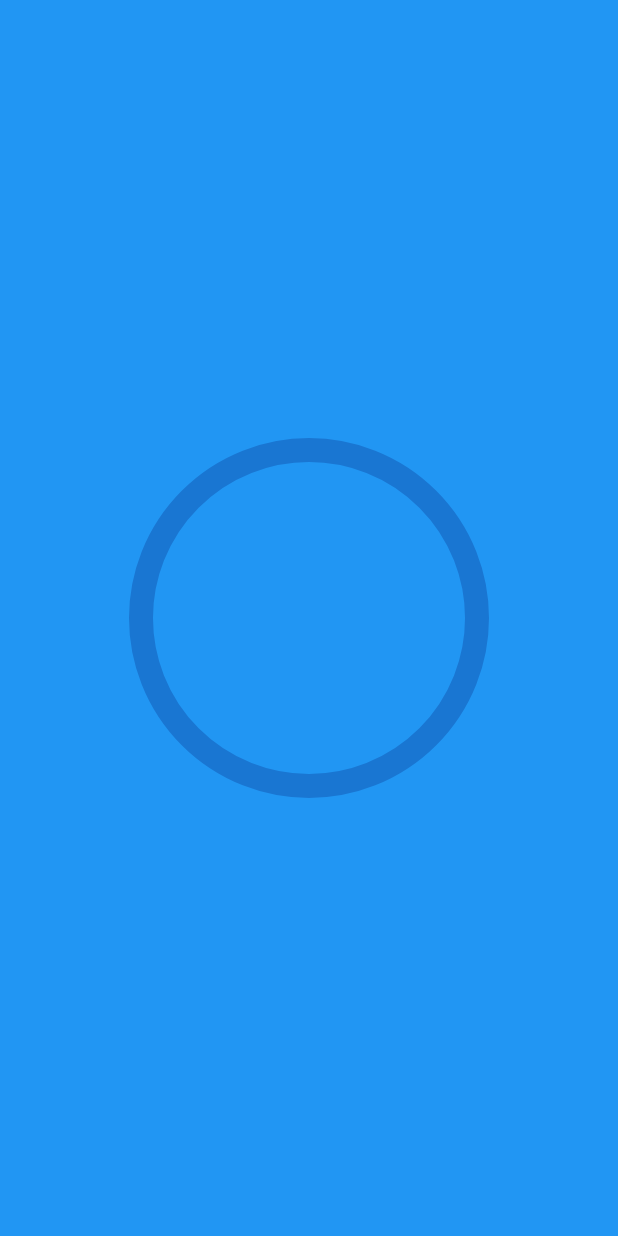
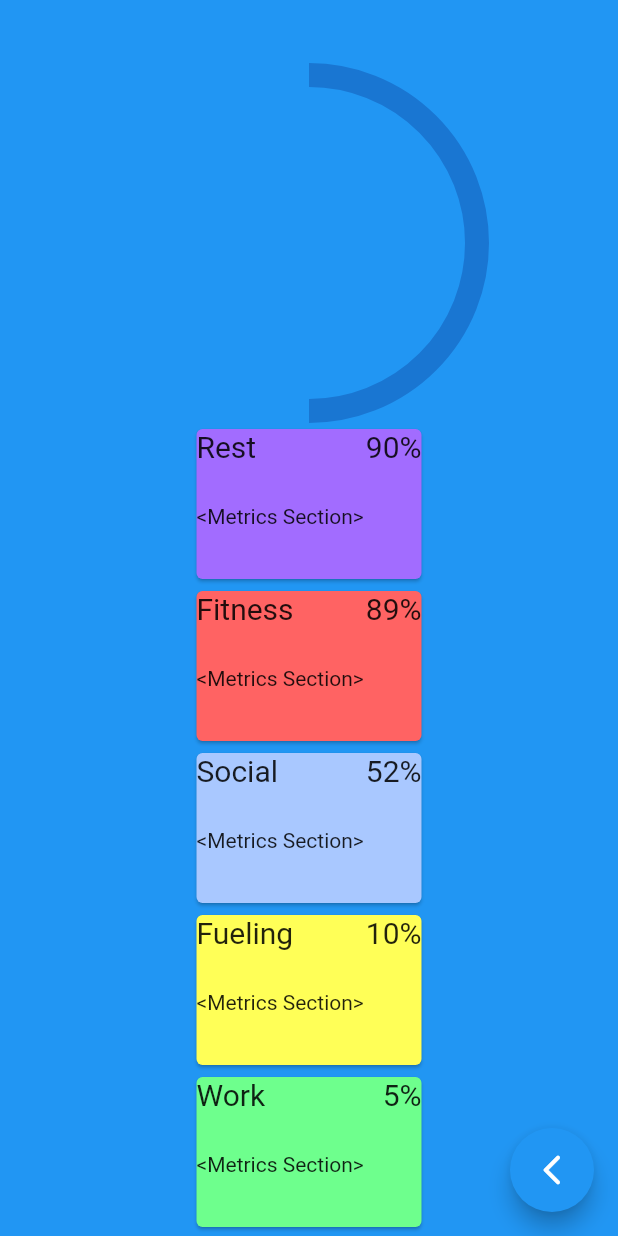
Before and after one commit to charlieforward9/beat, a Flutter app: the screen it shows after launch, after a tap on the "add" icon, on a phone screen of 412 x 824 dp. Run offline on Flutter 3.47's test engine with Material 2 defaults, Android fonts, the phone set to English and light mode, and no system bars.

Commit message:
Progress card widget and init homepage layout

```diff
--- a/lib/UI/completion_ring.dart
+++ b/lib/UI/completion_ring.dart
@@ -12,7 +12,7 @@ class TaskCompletionRing extends StatelessWidget {
         aspectRatio: 1.0,
         child: CustomPaint(
             painter: RingPainter(
-                progress: 1,
+                progress: 0.5,
                 taskNotCompletedColor: themeData.taskRing(),
                 taskCompletedColor: themeData.accent())));
   }
--- /dev/null
+++ b/lib/UI/home_progress_card.dart
@@ -0,0 +1,67 @@
+import 'package:flutter/material.dart';
+
+class HomeProgressCard extends StatefulWidget {
+  const HomeProgressCard(
+      {Key? key,
+      required this.goalTitle,
+      required this.percentDone,
+      required this.goalColor})
+      : super(key: key);
+
+  final String goalTitle;
+  final double percentDone;
+  final Color goalColor;
+
+  @override
+  State<HomeProgressCard> createState() => _HomeProgressCardState();
+}
+
+class _HomeProgressCardState extends State<HomeProgressCard> {
+  @override
+  Widget build(BuildContext context) {
+    return Card(
+      color: widget.goalColor,
+      child: InkWell(
+        splashColor: Colors.blue.withAlpha(30),
+        onTap: () {
+          debugPrint('Card tapped.');
+        },
+        child: Column(children: [
+          Row(
+            mainAxisSize: MainAxisSize.min,
+            children: [
+              SizedBox(
+                width: 70,
+                height: 50,
+                child: Text(widget.goalTitle,
+                    style: const TextStyle(fontSize: 20)),
+              ),
+              SizedBox(
+                width: 80,
+                height: 50,
+                child: Text(
+                  widget.percentDone.round().toString() + '%',
+                  style: const TextStyle(fontSize: 20),
+                  textAlign: TextAlign.right,
+                ),
+              )
+            ],
+          ),
+          Row(
+            mainAxisSize: MainAxisSize.min,
+            children: [
+              const SizedBox(
+                width: 150,
+                height: 50,
+                child: Text(
+                  '<Metrics Section>',
+                  textAlign: TextAlign.justify,
+                ),
+              )
+            ],
+          )
+        ]),
+      ),
+    );
+  }
+}
--- a/lib/home_page.dart
+++ b/lib/home_page.dart
@@ -1,15 +1,55 @@
 import 'package:flutter/material.dart';
 import 'package:beat/UI/completion_ring.dart';
+import 'package:beat/UI/home_progress_card.dart';
 
 class HomePage extends StatelessWidget {
-  const HomePage({Key? key}) : super(key: key);
+  HomePage({Key? key}) : super(key: key);
+
+  //Create a constant goals dataframe
+  final goal1 = "Rest";
+  final goal2 = "Fitness";
+  final goal3 = "Social";
+  final goal4 = "Fueling";
+  final goal5 = "Work";
+  final goal1Color = Color.fromARGB(255, 162, 108, 255);
+  final goal2Color = Color.fromARGB(255, 255, 99, 99);
+  final goal3Color = Color.fromARGB(255, 169, 200, 255);
+  final goal4Color = Color.fromARGB(255, 255, 255, 87);
+  final goal5Color = Color.fromARGB(255, 110, 255, 141);
 
   @override
   Widget build(BuildContext context) {
     return Scaffold(
       backgroundColor: Theme.of(context).primaryColor,
-      body: const Center(
-        child: SizedBox(width: 240, child: TaskCompletionRing()),
+      body: Center(
+          child: SingleChildScrollView(
+        child: Column(children: [
+          SizedBox(height: 40),
+          const SizedBox(
+              //TODO: BUCKET AND RINGS DO IN THIS AREA
+              width: 240,
+              child: TaskCompletionRing()),
+
+          //TODO: Order by percentDone aescending, when at 100, push to bottom
+          HomeProgressCard(
+              goalTitle: goal1, percentDone: 90, goalColor: goal1Color),
+          HomeProgressCard(
+              goalTitle: goal2, percentDone: 89, goalColor: goal2Color),
+          HomeProgressCard(
+              goalTitle: goal3, percentDone: 52, goalColor: goal3Color),
+          HomeProgressCard(
+              goalTitle: goal4, percentDone: 10, goalColor: goal4Color),
+          HomeProgressCard(
+              goalTitle: goal5, percentDone: 5, goalColor: goal5Color),
+        ]),
+      )),
+      floatingActionButton: FloatingActionButton(
+        onPressed: () {
+          //This is where the data should be sent to the EMR
+          Navigator.pop(context);
+        },
+        tooltip: 'Back to Home Screen',
+        child: const Icon(Icons.arrow_back_ios_new_rounded),
       ),
     );
   }
--- a/lib/main.dart
+++ b/lib/main.dart
@@ -52,8 +52,6 @@ class MyHomePage extends StatefulWidget {
 }
 
 class _MyHomePageState extends State<MyHomePage> {
-  final int _counter = 0;
-
   void _incrementCounter() {
     setState(() {
       // This call to setState tells the Flutter framework that something has
@@ -61,11 +59,10 @@ class _MyHomePageState extends State<MyHomePage> {
       // so that the display can reflect the updated values. If we changed
       // _counter without calling setState(), then the build method would not be
       // called again, and so nothing would appear to happen.
-      final route = MaterialPageRoute(
+      Navigator.of(context).push(MaterialPageRoute(
         fullscreenDialog: true,
-        builder: (_) => const HomePage(),
-      );
-      Navigator.push(context, route);
+        builder: (context) => HomePage(),
+      ));
     });
   }
 
@@ -83,7 +80,7 @@ class _MyHomePageState extends State<MyHomePage> {
         appBar: AppBar(
           // Here we take the value from the MyHomePage object that was created by
           // the App.build method, and use it to set our appbar title.
-        title: Text('Main Page'),
+          title: const Text('Main Page'),
         ),
         body: Center(
           // Center is a layout widget. It takes a single child and positions it
@@ -116,25 +113,32 @@ class _MyHomePageState extends State<MyHomePage> {
               ElevatedButton(
                   onPressed: () {
                     percentage = _textController.text;
-                  Navigator.of(context).push(
-                      MaterialPageRoute(builder: (context) => SleepWidget(padValue: double.parse(percentage),)));
+                    Navigator.of(context).push(MaterialPageRoute(
+                        builder: (context) => SleepWidget(
+                              //TODO: Check for a value before allowing click
+                              padValue: double.parse(percentage),
+                            )));
                   },
-                child: Text('I gotta pee')),
-            const Text(
-              'You have pushed the button this many times - testing:',
+                  child: const Text('I gotta pee')),
+            ],
           ),
-            Text(
-              '$_counter',
-              style: Theme.of(context).textTheme.headline4,
+        ),
+        floatingActionButton: Padding(
+          padding: const EdgeInsets.all(8.0),
+          child: Row(
+            mainAxisAlignment: MainAxisAlignment.end,
+            children: <Widget>[
+              FloatingActionButton(
+                heroTag: "b1",
+                onPressed: _incrementCounter,
+                tooltip: 'Ring Widget',
+                child: const Icon(Icons.add),
               ),
             ],
           ),
-      ),
-      floatingActionButton: FloatingActionButton(
-        onPressed: _incrementCounter,
-        tooltip: 'Increment',
-        child: const Icon(Icons.add),
-      ), // This trailing comma makes auto-formatting nicer for build methods.
+        )
+
+        // This trailing comma makes auto-formatting nicer for build methods.
         );
   }
 }
--- a/lib/sleep_widget.dart
+++ b/lib/sleep_widget.dart
@@ -1,7 +1,7 @@
 import 'package:flutter/material.dart';
 
 // =========== Sleep Bucket Widget ==========
-class SleepWidget extends StatelessWidget{
+class SleepWidget extends StatelessWidget {
   final double padValue;
 
   const SleepWidget({Key? key, required this.padValue}) : super(key: key);
@@ -28,6 +28,14 @@ class SleepWidget extends StatelessWidget{
             Text('Fill Value: $padValue'),
           ],
         ),
+        floatingActionButton: FloatingActionButton(
+          onPressed: () {
+            //This is where the data should be sent to the EMR
+            Navigator.pop(context);
+          },
+          tooltip: 'Back to Home Screen',
+          child: const Icon(Icons.arrow_back_ios_new_rounded),
+        ),
       ),
     );
   }
@@ -39,13 +47,10 @@ class MyFillingContainer extends StatelessWidget {
   final Color backgroundColor;
   final Color progressColor;
   const MyFillingContainer(
-      {
-        this.progress = 0,
-        this.size = 0,
-        this.backgroundColor = Colors.grey,
-        this.progressColor = Colors.blue
-      }
-      );
+      {this.progress = 0,
+      this.size = 0,
+      this.backgroundColor = Colors.grey,
+      this.progressColor = Colors.blue});
 
   @override
   Widget build(BuildContext context) {
@@ -54,8 +59,7 @@ class MyFillingContainer extends StatelessWidget {
       child: SizedBox(
         height: size,
         width: size,
-        child: Stack(
-          children: [
+        child: Stack(children: [
           Container(
             color: backgroundColor,
           ),
```
Also changed, not shown: pubspec.lock, 2 other files. Lines whose indentation alone changed are shown as unchanged.
